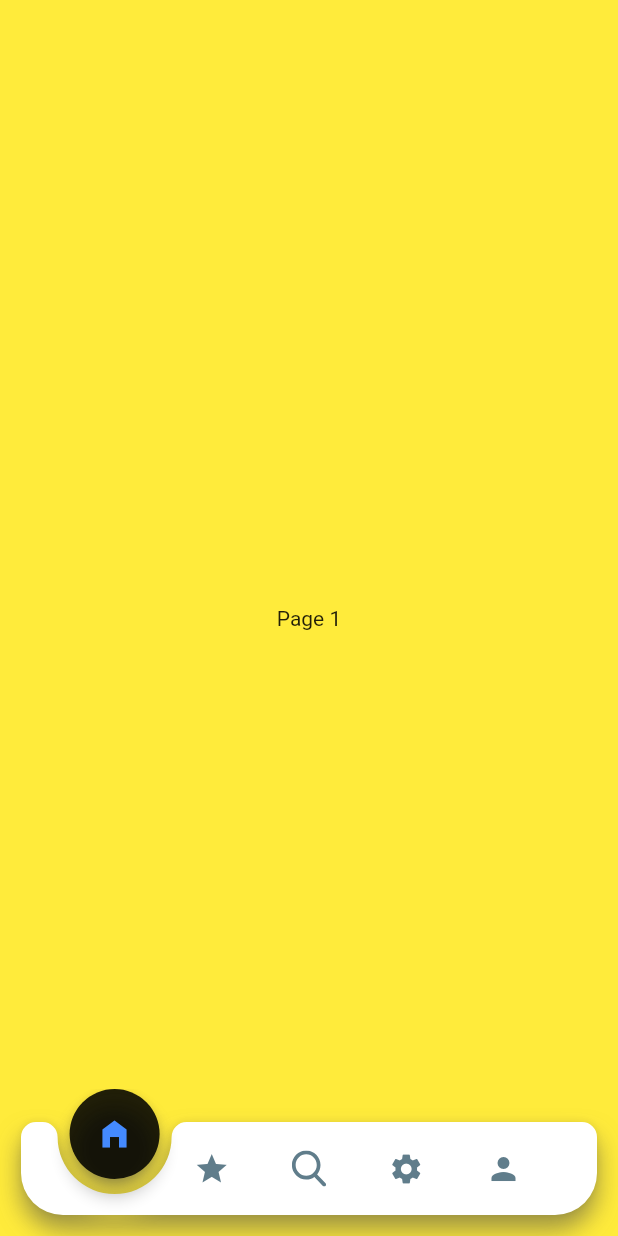
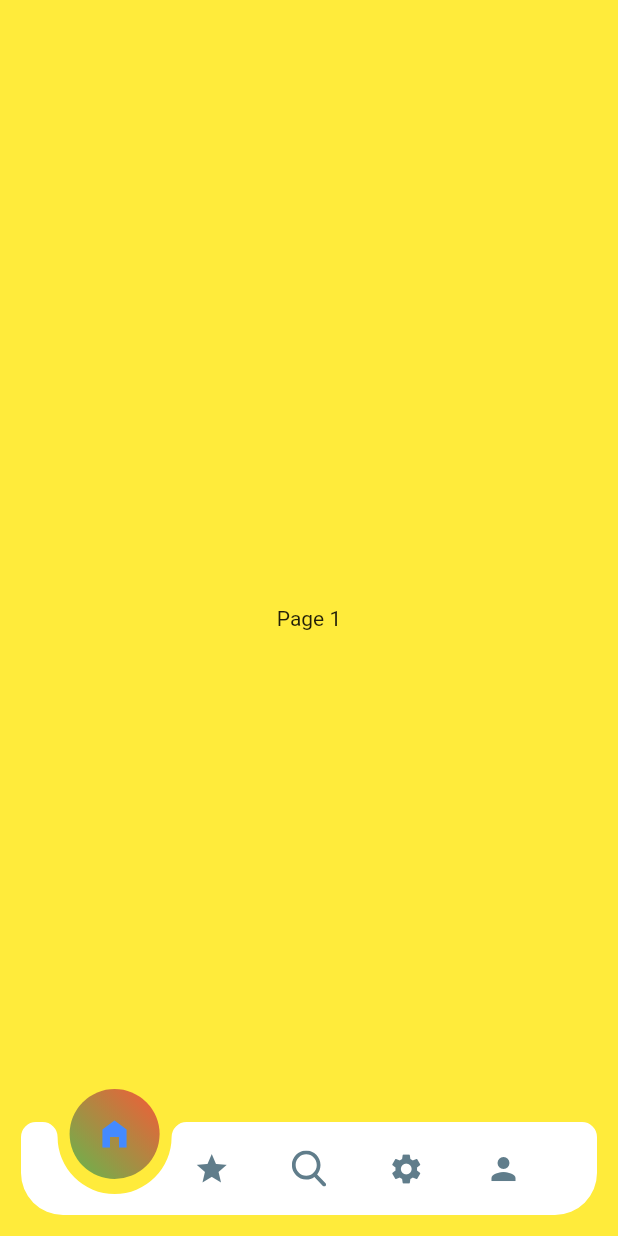
Before and after one commit to Mindinventory/animated_notch_bottom_bar, a Flutter app: the screen it shows after launch, on a phone screen of 412 x 824 dp. Run offline on Flutter 3.47's test engine with Material 2 defaults, Android fonts, the phone set to English and light mode, and no system bars; our stand-ins replace flutter_svg.

Commit message:
- Added `bottomBarHeight` to set height to bottom nav bar. - Added `notchGradient` to set gradients to notch. - Added support for remove corner radius by setting `showTopRadius` & `showBottomRadius` to false. - Added `elevation` to provide elevation to bottom nav bar. - Readme updates.

```diff
--- a/example/lib/main.dart
+++ b/example/lib/main.dart
@@ -59,8 +59,7 @@ class _MyHomePageState extends State<MyHomePage> {
       body: PageView(
         controller: _pageController,
         physics: const NeverScrollableScrollPhysics(),
-        children: List.generate(
-            bottomBarPages.length, (index) => bottomBarPages[index]),
+        children: List.generate(bottomBarPages.length, (index) => bottomBarPages[index]),
       ),
       extendBody: true,
       bottomNavigationBar: (bottomBarPages.length <= maxCount)
@@ -73,8 +72,20 @@ class _MyHomePageState extends State<MyHomePage> {
 
               /// restart app if you change removeMargins
               removeMargins: false,
+
+              /// set any gradient to notch by default it will be null
+              notchGradient: const LinearGradient(
+                begin: Alignment.topRight,
+                end: Alignment.bottomLeft,
+                colors: [
+                  Colors.red,
+                  Colors.green,
+                ],
+              ),
               bottomBarWidth: 500,
+              showShadow: false,
               durationInMilliSeconds: 300,
+              elevation: 1,
               bottomBarItems: [
                 const BottomBarItem(
                   inActiveItem: Icon(
@@ -150,8 +161,7 @@ class Page1 extends StatelessWidget {
 
   @override
   Widget build(BuildContext context) {
-    return Container(
-        color: Colors.yellow, child: const Center(child: Text('Page 1')));
+    return Container(color: Colors.yellow, child: const Center(child: Text('Page 1')));
   }
 }
 
@@ -160,8 +170,7 @@ class Page2 extends StatelessWidget {
 
   @override
   Widget build(BuildContext context) {
-    return Container(
-        color: Colors.green, child: const Center(child: Text('Page 2')));
+    return Container(color: Colors.green, child: const Center(child: Text('Page 2')));
   }
 }
 
@@ -170,8 +179,7 @@ class Page3 extends StatelessWidget {
 
   @override
   Widget build(BuildContext context) {
-    return Container(
-        color: Colors.red, child: const Center(child: Text('Page 3')));
+    return Container(color: Colors.red, child: const Center(child: Text('Page 3')));
   }
 }
 
@@ -180,8 +188,7 @@ class Page4 extends StatelessWidget {
 
   @override
   Widget build(BuildContext context) {
-    return Container(
-        color: Colors.blue, child: const Center(child: Text('Page 4')));
+    return Container(color: Colors.blue, child: const Center(child: Text('Page 4')));
   }
 }
 
@@ -190,8 +197,6 @@ class Page5 extends StatelessWidget {
 
   @override
   Widget build(BuildContext context) {
-    return Container(
-        color: Colors.lightGreenAccent,
-        child: const Center(child: Text('Page 5')));
+    return Container(color: Colors.lightGreenAccent, child: const Center(child: Text('Page 5')));
   }
 }
--- a/lib/src/bottom_bar_active_item.dart
+++ b/lib/src/bottom_bar_active_item.dart
@@ -28,8 +28,7 @@ class BottomBarActiveItem extends StatelessWidget {
     return GestureDetector(
       child: SizedBox.fromSize(
         size: const Size(kIconSize, kIconSize),
-        child: Opacity(
-            opacity: kPi * 2 * (scrollPosition % 1) == 0 ? 1 : 0, child: icon),
+        child: Opacity(opacity: kPi * 2 * (scrollPosition % 1) == 0 ? 1 : 0, child: icon),
       ),
       onTap: () => onTap(index),
     );
--- a/lib/src/bottom_bar_painter.dart
+++ b/lib/src/bottom_bar_painter.dart
@@ -7,14 +7,23 @@ class BottomBarPainter extends CustomPainter {
       {required this.position,
       required this.color,
       required this.showShadow,
-      required this.notchColor})
+      required this.notchColor,
+      required this.elevation,
+      this.gradient})
       : _paint = Paint()
           ..color = color
           ..isAntiAlias = true,
         _shadowColor = Colors.grey.shade600,
         _notchPaint = Paint()
           ..color = notchColor
-          ..isAntiAlias = true;
+          ..isAntiAlias = true
+          ..shader = gradient?.createShader(Rect.fromCircle(
+            center: Offset(
+              position + kCircleMargin + kCircleRadius,
+              kMargin + kCircleMargin,
+            ),
+            radius: kCircleRadius,
+          ));
 
   /// position
   final double position;
@@ -37,6 +46,12 @@ class BottomBarPainter extends CustomPainter {
   /// Color for the notch
   final Color notchColor;
 
+  /// To add any gradient to the notch
+  final Gradient? gradient;
+
+  /// To add any gradient to the notch
+  final double elevation;
+
   @override
   void paint(Canvas canvas, Size size) {
     _drawBar(canvas, size);
@@ -57,10 +72,10 @@ class BottomBarPainter extends CustomPainter {
 
     final path = Path()
       ..moveTo(left + kTopRadius, top)
-      ..lineTo(position - kTopRadius, top)
+      ..lineTo(position - kTopMargin, top)
       ..relativeArcToPoint(
-        const Offset(kTopRadius, kTopRadius),
-        radius: const Radius.circular(kTopRadius),
+        Offset(kTopMargin, kTopMargin),
+        radius: Radius.circular(kTopMargin),
       )
       ..relativeArcToPoint(
         const Offset((kCircleRadius + kCircleMargin) * 2, 0.0),
@@ -68,31 +83,31 @@ class BottomBarPainter extends CustomPainter {
         clockwise: false,
       )
       ..relativeArcToPoint(
-        const Offset(kTopRadius, -kTopRadius),
-        radius: const Radius.circular(kTopRadius),
+        Offset(kTopMargin, -kTopMargin),
+        radius: Radius.circular(kTopMargin),
       )
       ..lineTo(right - kTopRadius, top)
       ..relativeArcToPoint(
-        const Offset(kTopRadius, kTopRadius),
-        radius: const Radius.circular(kTopRadius),
+        Offset(kTopRadius, kTopRadius),
+        radius: Radius.circular(kTopRadius),
       )
       ..lineTo(right, bottom - kBottomRadius)
       ..relativeArcToPoint(
-        const Offset(-kBottomRadius, kBottomRadius),
-        radius: const Radius.circular(kBottomRadius),
+        Offset(-kBottomRadius, kBottomRadius),
+        radius: Radius.circular(kBottomRadius),
       )
       ..lineTo(left + kBottomRadius, bottom)
       ..relativeArcToPoint(
-        const Offset(-kBottomRadius, -kBottomRadius),
-        radius: const Radius.circular(kBottomRadius),
+        Offset(-kBottomRadius, -kBottomRadius),
+        radius: Radius.circular(kBottomRadius),
       )
       ..lineTo(left, top + kTopRadius)
       ..relativeArcToPoint(
-        const Offset(kTopRadius, -kTopRadius),
-        radius: const Radius.circular(kTopRadius),
+        Offset(kTopRadius, -kTopRadius),
+        radius: Radius.circular(kTopRadius),
       );
     if (this.showShadow) {
-      canvas..drawShadow(path, _shadowColor, 5.0, true);
+      canvas..drawShadow(path, _shadowColor, elevation, true);
     }
     canvas.drawPath(path, _paint);
   }
@@ -112,7 +127,7 @@ class BottomBarPainter extends CustomPainter {
         kPi * 2,
       );
     if (this.showShadow) {
-      canvas..drawShadow(path, _shadowColor, 5.0, true);
+      canvas..drawShadow(path, _shadowColor, elevation, true);
     }
     canvas.drawPath(path, _notchPaint);
   }
--- a/lib/src/constants/constants.dart
+++ b/lib/src/constants/constants.dart
@@ -10,13 +10,14 @@ const double kCircleRadius = 30.0;
 /// margin between notch and circle
 const double kCircleMargin = 8.0;
 
-const double kTopRadius = 10.0;
+/// top radius
+double kTopRadius = 10.0;
 
 /// top margin
 const double kTopMargin = 10.0;
 
-/// notch radius
-const double kBottomRadius = 28.0;
+/// bottom radius
+double kBottomRadius = 28.0;
 
 /// bottom bar item size
 const double kIconSize = 24.0;
--- a/lib/src/notch_bottom_bar.dart
+++ b/lib/src/notch_bottom_bar.dart
@@ -56,6 +56,23 @@ class AnimatedNotchBottomBar extends StatefulWidget {
   /// Hide side and bottom margins of bottom navigation bar
   final bool removeMargins;
 
+  /// bottom bar height can be modify
+  final double bottomBarHeight;
+
+  /// elevation
+  final double elevation;
+
+  /// set bottom radius
+
+  final bool showBottomRadius;
+
+  /// set top radius
+
+  final bool showTopRadius;
+
+  /// add any gradient color to the notch
+  final Gradient? notchGradient;
+
   const AnimatedNotchBottomBar({
     Key? key,
     required this.notchBottomBarController,
@@ -73,6 +90,11 @@ class AnimatedNotchBottomBar extends StatefulWidget {
     this.durationInMilliSeconds = 300,
     this.bottomBarWidth = 500,
     this.removeMargins = false,
+    this.bottomBarHeight = 62.0,
+    this.elevation = 5.0,
+    this.showBottomRadius = true,
+    this.showTopRadius = true,
+    this.notchGradient = null,
   }) : super(key: key);
 
   @override
@@ -96,7 +118,16 @@ class _AnimatedNotchBottomBarState extends State<AnimatedNotchBottomBar> with Si
     super.initState();
     _animationController =
         AnimationController(vsync: this, duration: Duration(milliseconds: widget.durationInMilliSeconds));
-    kHeight = widget.removeMargins ? 72.0 : 62.0;
+
+    kHeight = (widget.bottomBarHeight >= kBottomNavigationBarHeight)
+        ? widget.removeMargins
+            ? widget.bottomBarHeight + 10.0
+            : widget.bottomBarHeight
+        : widget.removeMargins
+            ? kHeight + 10
+            : kHeight;
+    kTopRadius = widget.showTopRadius ? kTopRadius : 0;
+    kBottomRadius = widget.showBottomRadius ? kBottomRadius : 0;
     kMargin = widget.removeMargins ? 0 : 14.0;
     widget.notchBottomBarController.addListener(() {
       _animationController.reset();
@@ -124,7 +155,7 @@ class _AnimatedNotchBottomBarState extends State<AnimatedNotchBottomBar> with Si
     final double height = kHeight + kMargin * 2;
 
     return widget.bottomBarItems.length > maxCount
-        ? Container()
+        ? SizedBox.shrink()
         : Align(
             alignment: Alignment.bottomCenter,
             child: AnimatedBuilder(
@@ -148,7 +179,7 @@ class _AnimatedNotchBottomBarState extends State<AnimatedNotchBottomBar> with Si
 
                 return ClipRRect(
                   child: Padding(
-                    padding: EdgeInsets.only(top: widget.removeMargins ? 22.0 : 8),
+                    padding: EdgeInsets.only(top: widget.removeMargins ? 22.0 : 8.0),
                     child: Stack(
                       clipBehavior: Clip.none,
                       children: <Widget>[
@@ -165,7 +196,9 @@ class _AnimatedNotchBottomBarState extends State<AnimatedNotchBottomBar> with Si
                                   position: _itemPosByScrollPosition(scrollPosition),
                                   color: widget.color,
                                   showShadow: widget.showShadow,
-                                  notchColor: widget.notchColor),
+                                  notchColor: widget.notchColor,
+                                  gradient: widget.notchGradient,
+                                  elevation: widget.elevation),
                             ),
                           ),
                         ),
--- a/pubspec.yaml
+++ b/pubspec.yaml
@@ -1,11 +1,11 @@
 name: animated_notch_bottom_bar
 description: This package helps you to achieve animated notch bottom navigation bar with any widget as children.
-version: 1.0.0
+version: 1.1.0
 repository : https://github.com/Mindinventory/animated_notch_bottom_bar
 issue_tracker: https://github.com/Mindinventory/animated_notch_bottom_bar/issues
 
 environment:
-  sdk: ">=2.12.0 <3.0.0"
+  sdk: ">=2.12.0 <4.0.0"
 
 dependencies:
   flutter:
```
Also changed, not shown: 2 other files.
